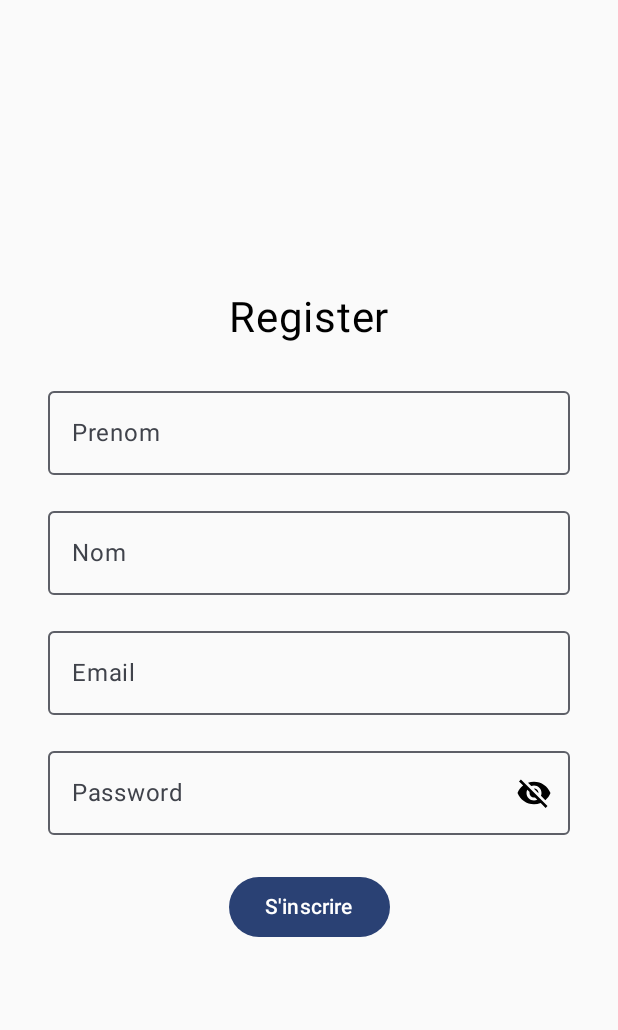
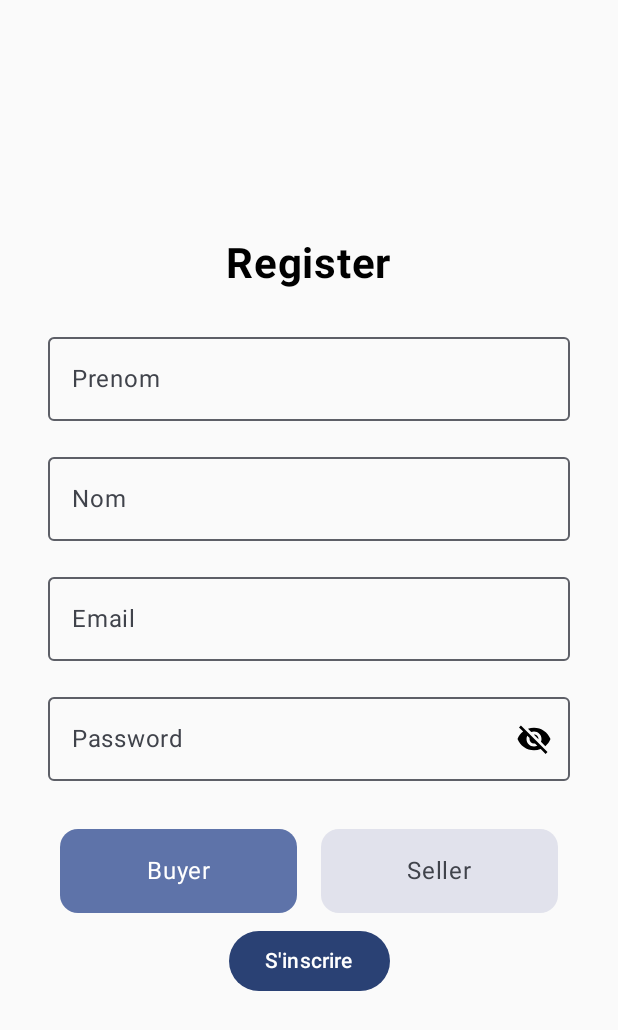
Before and after one commit to FatinRahmann/ProjetSY43, an Android app built with Jetpack Compose: the screen it shows after launch (MainActivity), after a tap on "Register", on a phone screen of 412 x 824 dp. Shown: the top 1030 px of the screen. Run offline under Robolectric (Android 15) with nearby library versions, the phone set to English and light mode, and no system bars; our stand-ins replace Firebase (no records; nobody signed in at launch, a user with empty details on screens opened directly).

Commit message:
ajouter et attribuer un rôle (HomeScreen uniquement)

```diff
--- a/app/src/main/java/com/example/projetsy43/model/entities/User.kt
+++ b/app/src/main/java/com/example/projetsy43/model/entities/User.kt
@@ -2,9 +2,9 @@ package com.example.projetsy43.model.entities
 
 data class User(
     val uid: String = "",
-    val name: String = "",
-    val surname: String = "",
-    val username: String = "",
+    val prenom: String = "",
+    val nom: String = "",
+    val email: String = "",
     val role: String = ""
     //Fix fields here based on need. This dataclass will be stored in a singleton
 )
--- a/app/src/main/java/com/example/projetsy43/ui/theme/RegisterScreen.kt
+++ b/app/src/main/java/com/example/projetsy43/ui/theme/RegisterScreen.kt
@@ -21,12 +21,18 @@ import androidx.compose.ui.Alignment
 import androidx.compose.ui.Modifier
 import androidx.compose.ui.platform.LocalContext
 import androidx.compose.ui.res.painterResource
+import androidx.compose.ui.text.font.FontWeight
 import androidx.compose.ui.text.input.PasswordVisualTransformation
 import androidx.compose.ui.text.input.VisualTransformation
+import androidx.compose.ui.tooling.preview.Preview
 import androidx.compose.ui.unit.dp
 import androidx.compose.ui.unit.sp
+import androidx.lifecycle.viewmodel.compose.viewModel
 import androidx.navigation.NavHostController
+import androidx.navigation.compose.rememberNavController
 import com.example.projetsy43.R
+import com.example.projetsy43.ui.theme.components.RoleCardSelector
+import com.example.projetsy43.viewmodel.RegisterViewModel
 import com.google.firebase.auth.FirebaseAuth
 import com.google.firebase.database.FirebaseDatabase
 
@@ -39,6 +45,14 @@ fun RegisterScreen(navController: NavHostController) {
     var email by remember { mutableStateOf("") }
     var password by remember { mutableStateOf("") }
 
+    // role :
+    val roleOption = listOf("buyer" , "seller")
+    var selectedRole by remember { mutableStateOf(roleOption[0]) }
+    var expanded by remember { mutableStateOf(false) }
+
+    //viewModel:
+    val registerViewModel: RegisterViewModel = viewModel()
+
     Box(
         modifier = Modifier
             .fillMaxSize()
@@ -49,6 +63,7 @@ fun RegisterScreen(navController: NavHostController) {
             Text(
                 text = "Register",
                 fontSize = 28.sp,
+                fontWeight = FontWeight.Bold,
                 modifier = Modifier.padding(bottom = 24.dp)
             )
 
@@ -93,9 +108,16 @@ fun RegisterScreen(navController: NavHostController) {
                 }
             )
 
+            RoleCardSelector (
+                selectedRole = registerViewModel.type.value,
+                onRoleSelected = { registerViewModel.type.value = it }
+            )
+
+
+
             Button(onClick = {
                 if (prenom.isNotEmpty() && nom.isNotEmpty() && email.isNotEmpty() && password.isNotEmpty()) {
-                    registerProfile(prenom, nom, email, password, context)
+                    registerProfile(prenom, nom, email, password, context , registerViewModel.type.value)
                     navController.navigate("home") {
                         popUpTo("register") { inclusive = true }
                     }
@@ -110,7 +132,7 @@ fun RegisterScreen(navController: NavHostController) {
 }
 
 
-fun registerProfile(prenom: String, nom: String, email: String, password: String, context: Context) {
+fun registerProfile(prenom: String, nom: String, email: String, password: String, context: Context , selectedRole: String ) {
     val auth = FirebaseAuth.getInstance()
     val database = FirebaseDatabase.getInstance().reference
 
@@ -123,6 +145,7 @@ fun registerProfile(prenom: String, nom: String, email: String, password: String
                     "prenom" to prenom,
                     "nom" to nom,
                     "email" to email,
+                    "role" to selectedRole,
                     "dateCreation" to System.currentTimeMillis()
                 )
                 if (uid != null) {
@@ -139,3 +162,10 @@ fun registerProfile(prenom: String, nom: String, email: String, password: String
             }
         }
 }
+
+@Preview(showBackground = true)
+@Composable
+fun RegisterScreenPreview() {
+    val navController = rememberNavController() // Mock nav controller
+    RegisterScreen(navController = navController)
+}
--- a/app/src/main/java/com/example/projetsy43/ui/theme/components/DropDown.kt
+++ b/app/src/main/java/com/example/projetsy43/ui/theme/components/DropDown.kt
@@ -3,7 +3,10 @@ package com.example.projetsy43.ui.theme.components
 import androidx.activity.ComponentActivity
 import androidx.activity.compose.setContent
 import androidx.compose.foundation.clickable
+import androidx.compose.foundation.layout.Arrangement
+import androidx.compose.foundation.layout.Box
 import androidx.compose.foundation.layout.Column
+import androidx.compose.foundation.layout.Row
 import androidx.compose.foundation.layout.fillMaxWidth
 import androidx.compose.foundation.layout.padding
 import androidx.compose.foundation.layout.width
@@ -12,6 +15,7 @@ import androidx.compose.material.icons.filled.KeyboardArrowDown
 import androidx.compose.material.icons.filled.KeyboardArrowUp
 import androidx.compose.material3.*
 import androidx.compose.runtime.*
+import androidx.compose.ui.Alignment
 import androidx.compose.ui.Modifier
 import androidx.compose.ui.geometry.Size
 import androidx.compose.ui.layout.onGloballyPositioned
@@ -70,3 +74,39 @@ fun Dropdown(
         }
     }
 }
+
+@Composable
+fun RoleCardSelector(
+    selectedRole: String,
+    onRoleSelected: (String) -> Unit
+) {
+    val roles = listOf("buyer", "seller")
+    Row(
+        horizontalArrangement = Arrangement.SpaceEvenly,
+        modifier = Modifier.fillMaxWidth()
+    ) {
+        roles.forEach { role ->
+            Card(
+                modifier = Modifier
+                    .weight(1f)
+                    .padding(8.dp)
+                    .clickable { onRoleSelected(role) },
+                colors = CardDefaults.cardColors(
+                    containerColor = if (role == selectedRole)
+                        MaterialTheme.colorScheme.primaryContainer
+                    else
+                        MaterialTheme.colorScheme.surfaceVariant
+                )
+            ) {
+                Box(
+                    modifier = Modifier
+                        .padding(16.dp)
+                        .fillMaxWidth(),
+                    contentAlignment = Alignment.Center
+                ) {
+                    Text(role.replaceFirstChar { it.uppercase() })
+                }
+            }
+        }
+    }
+}
--- /dev/null
+++ b/app/src/main/java/com/example/projetsy43/viewmodel/RegisterViewModel.kt
@@ -0,0 +1,8 @@
+package com.example.projetsy43.viewmodel
+
+import androidx.compose.runtime.mutableStateOf
+import androidx.lifecycle.ViewModel
+
+class RegisterViewModel: ViewModel() {
+    var type = mutableStateOf("buyer")
+}
--- /dev/null
+++ b/app/src/main/res/drawable/sell.xml
@@ -0,0 +1,5 @@
+<vector xmlns:android="http://schemas.android.com/apk/res/android" android:height="24dp" android:tint="#000000" android:viewportHeight="24" android:viewportWidth="24" android:width="24dp">
+
+    <path android:fillColor="@android:color/white" android:pathData="M21.41,11.41l-8.83,-8.83C12.21,2.21 11.7,2 11.17,2H4C2.9,2 2,2.9 2,4v7.17c0,0.53 0.21,1.04 0.59,1.41l8.83,8.83c0.78,0.78 2.05,0.78 2.83,0l7.17,-7.17C22.2,13.46 22.2,12.2 21.41,11.41zM6.5,8C5.67,8 5,7.33 5,6.5S5.67,5 6.5,5S8,5.67 8,6.5S7.33,8 6.5,8z"/>
+
+</vector>
```
Also changed, not shown: app/src/main/java/com/example/projetsy43/ui/theme/HomeScreen.kt (+22 -13 lines), app/src/main/java/com/example/projetsy43/ui/theme/LoginScreen.kt (+20 -2 lines).
